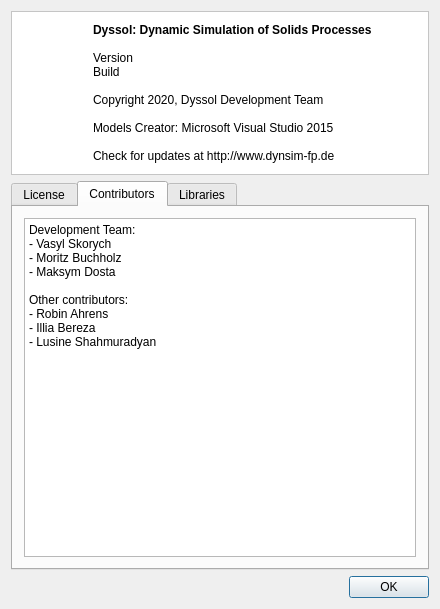
Above: DyssolMainWindow/AboutWindow.ui from DyssolTEC/Dyssol-open before the change. Below: the same form after it.
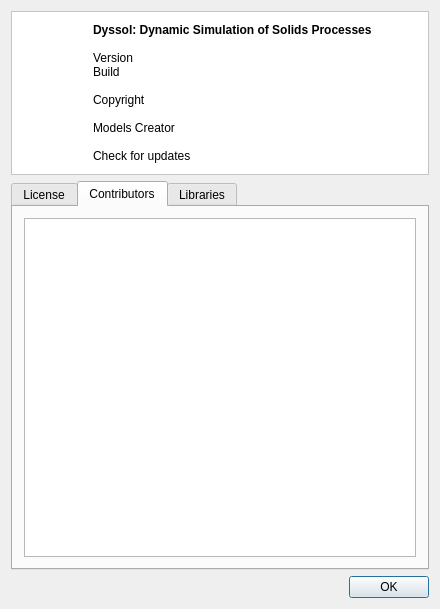
That is the form after the change. The open tabs and pages were chosen to show the change. Icons and pictures are not drawn.

Commit message: Update development environment.

```diff
--- a/DyssolMainWindow/AboutWindow.ui
+++ b/DyssolMainWindow/AboutWindow.ui
@@ -107,7 +107,7 @@
          <enum>QFrame::NoFrame</enum>
         </property>
         <property name="text">
-         <string>&lt;html&gt;&lt;head/&gt;&lt;body&gt;&lt;p&gt;&lt;span style=&quot; font-weight:600;&quot;&gt;Dyssol: Dynamic Simulation of Solids Processes&lt;/span&gt;&lt;br/&gt;&lt;br/&gt;Version&lt;br/&gt;Build&lt;br/&gt;&lt;br/&gt;Copyright 2020, Dyssol Development Team&lt;br/&gt;&lt;br/&gt;Models Creator: Microsoft Visual Studio 2015&lt;br/&gt;&lt;br/&gt;Check for updates at http://www.dynsim-fp.de&lt;/p&gt;&lt;/body&gt;&lt;/html&gt;</string>
+         <string>&lt;html&gt;&lt;head/&gt;&lt;body&gt;&lt;p&gt;&lt;span style=&quot; font-weight:600;&quot;&gt;Dyssol: Dynamic Simulation of Solids Processes&lt;/span&gt;&lt;br/&gt;&lt;br/&gt;Version&lt;br/&gt;Build&lt;br/&gt;&lt;br/&gt;Copyright&lt;br/&gt;&lt;br/&gt;Models Creator&lt;br/&gt;&lt;br/&gt;Check for updates&lt;/p&gt;&lt;/body&gt;&lt;/html&gt;</string>
         </property>
         <property name="textFormat">
          <enum>Qt::RichText</enum>
@@ -172,15 +172,7 @@
 &lt;html&gt;&lt;head&gt;&lt;meta name=&quot;qrichtext&quot; content=&quot;1&quot; /&gt;&lt;style type=&quot;text/css&quot;&gt;
 p, li { white-space: pre-wrap; }
 &lt;/style&gt;&lt;/head&gt;&lt;body style=&quot; font-family:'MS Shell Dlg 2'; font-size:8.25pt; font-weight:400; font-style:normal;&quot;&gt;
-&lt;p style=&quot; margin-top:0px; margin-bottom:0px; margin-left:0px; margin-right:0px; -qt-block-indent:0; text-indent:0px;&quot;&gt;&lt;span style=&quot; font-size:9pt;&quot;&gt;Development Team:&lt;/span&gt;&lt;/p&gt;
-&lt;p style=&quot; margin-top:0px; margin-bottom:0px; margin-left:0px; margin-right:0px; -qt-block-indent:0; text-indent:0px;&quot;&gt;&lt;span style=&quot; font-size:9pt;&quot;&gt;- Vasyl Skorych&lt;/span&gt;&lt;/p&gt;
-&lt;p style=&quot; margin-top:0px; margin-bottom:0px; margin-left:0px; margin-right:0px; -qt-block-indent:0; text-indent:0px;&quot;&gt;&lt;span style=&quot; font-size:9pt;&quot;&gt;- Moritz Buchholz&lt;/span&gt;&lt;/p&gt;
-&lt;p style=&quot; margin-top:0px; margin-bottom:0px; margin-left:0px; margin-right:0px; -qt-block-indent:0; text-indent:0px;&quot;&gt;&lt;span style=&quot; font-size:9pt;&quot;&gt;- Maksym Dosta&lt;/span&gt;&lt;/p&gt;
-&lt;p style=&quot;-qt-paragraph-type:empty; margin-top:0px; margin-bottom:0px; margin-left:0px; margin-right:0px; -qt-block-indent:0; text-indent:0px; font-size:9pt;&quot;&gt;&lt;br /&gt;&lt;/p&gt;
-&lt;p style=&quot; margin-top:0px; margin-bottom:0px; margin-left:0px; margin-right:0px; -qt-block-indent:0; text-indent:0px;&quot;&gt;&lt;span style=&quot; font-size:9pt;&quot;&gt;Other contributors:&lt;/span&gt;&lt;/p&gt;
-&lt;p style=&quot; margin-top:0px; margin-bottom:0px; margin-left:0px; margin-right:0px; -qt-block-indent:0; text-indent:0px;&quot;&gt;&lt;span style=&quot; font-size:9pt;&quot;&gt;- Robin Ahrens&lt;/span&gt;&lt;/p&gt;
-&lt;p style=&quot; margin-top:0px; margin-bottom:0px; margin-left:0px; margin-right:0px; -qt-block-indent:0; text-indent:0px;&quot;&gt;&lt;span style=&quot; font-size:9pt;&quot;&gt;- Illia Bereza&lt;/span&gt;&lt;/p&gt;
-&lt;p style=&quot; margin-top:0px; margin-bottom:0px; margin-left:0px; margin-right:0px; -qt-block-indent:0; text-indent:0px;&quot;&gt;&lt;span style=&quot; font-size:9pt;&quot;&gt;- Lusine Shahmuradyan&lt;/span&gt;&lt;/p&gt;&lt;/body&gt;&lt;/html&gt;</string>
+&lt;p style=&quot;-qt-paragraph-type:empty; margin-top:0px; margin-bottom:0px; margin-left:0px; margin-right:0px; -qt-block-indent:0; text-indent:0px;&quot;&gt;&lt;br /&gt;&lt;/p&gt;&lt;/body&gt;&lt;/html&gt;</string>
          </property>
         </widget>
        </item>
```
Left out of the diff: 11 changed lines with no effect on the pictures. The commit also changes 270 other files.
